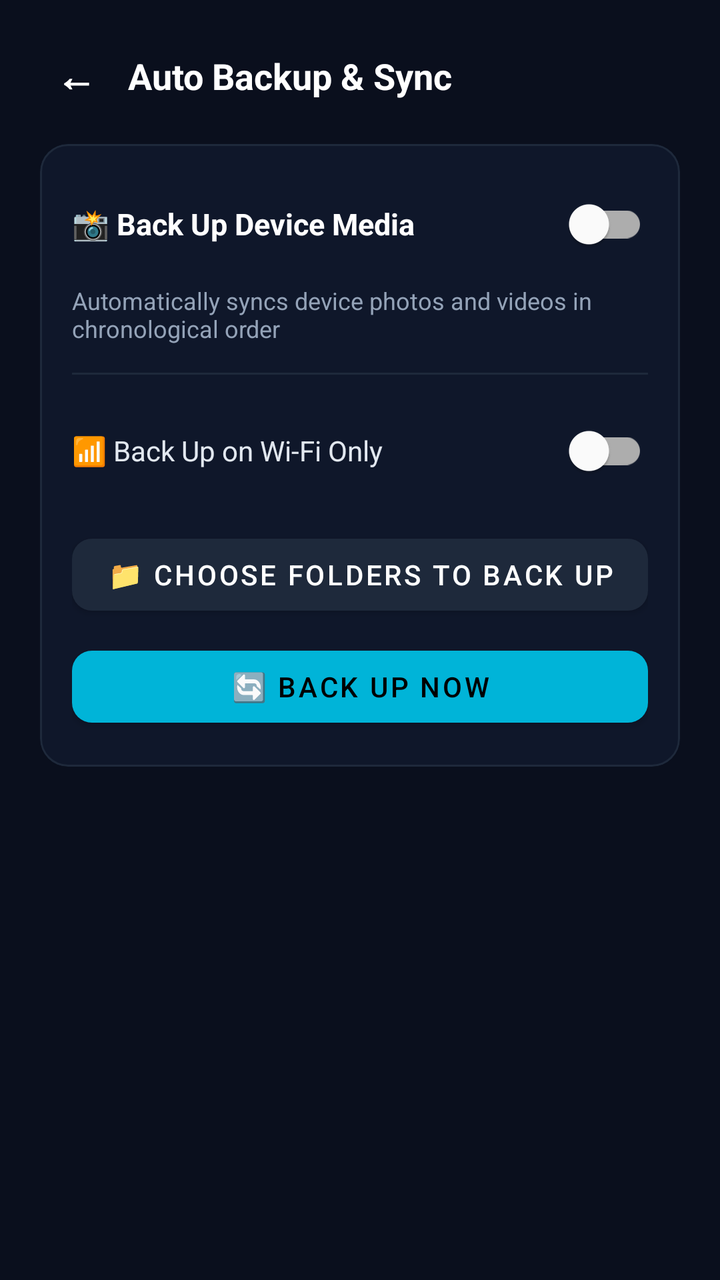
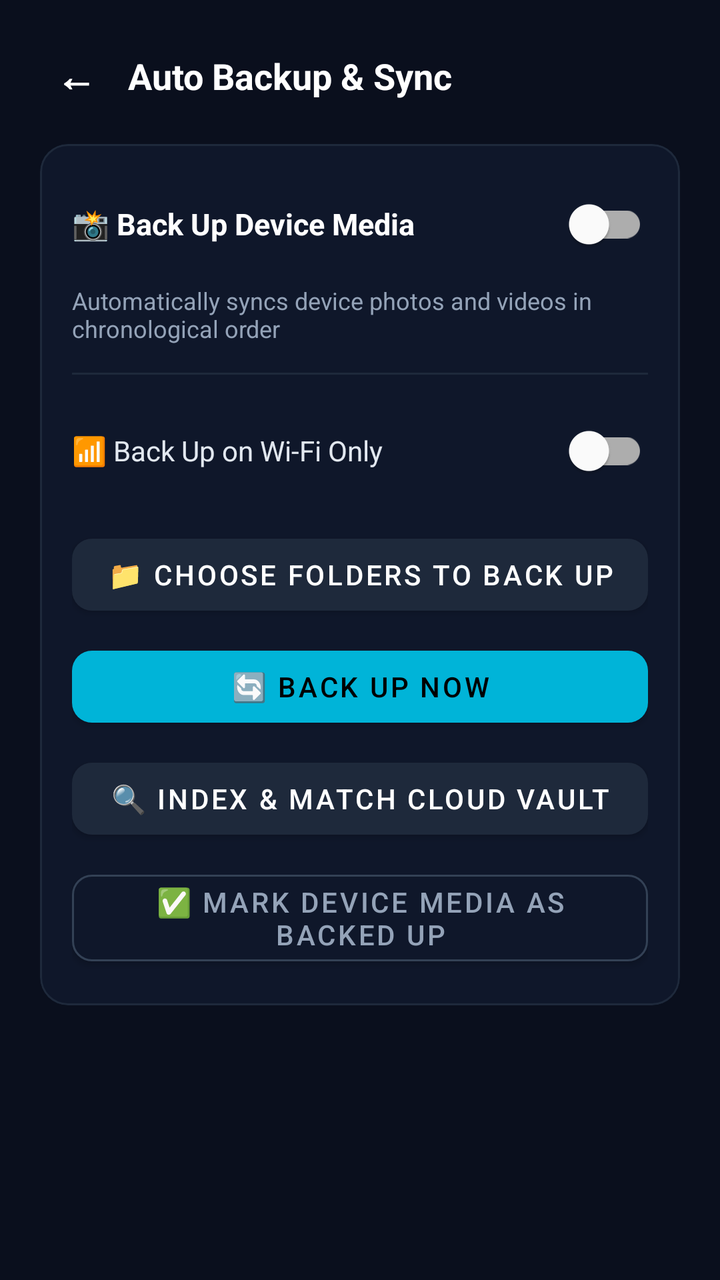

The first picture is an Android layout as it rendered before a commit; the second is the same layout after the commit. The layout source and the unified diff follow.
<!-- AndroidManifest.xml: application theme Theme.CloudVault -->
<!-- res/layout/dialog_autobackup_settings.xml -->
<?xml version="1.0" encoding="utf-8"?>
<ScrollView xmlns:android="http://schemas.android.com/apk/res/android"
    xmlns:app="http://schemas.android.com/apk/res-auto"
    android:layout_width="match_parent"
    android:layout_height="wrap_content"
    android:background="#0A0F1D">

    <LinearLayout
        android:layout_width="match_parent"
        android:layout_height="wrap_content"
        android:orientation="vertical"
        android:padding="20dp">

        
        <LinearLayout
            android:layout_width="match_parent"
            android:layout_height="wrap_content"
            android:orientation="horizontal"
            android:gravity="center_vertical">

            <TextView
                android:id="@+id/btnBackFromAutoBackup"
                android:layout_width="36dp"
                android:layout_height="36dp"
                android:gravity="center"
                android:text="←"
                android:textColor="#FFFFFF"
                android:textSize="20sp"
                android:textStyle="bold"
                android:background="?attr/selectableItemBackgroundBorderless" />

            <TextView
                android:layout_width="0dp"
                android:layout_height="wrap_content"
                android:layout_weight="1"
                android:layout_marginStart="8dp"
                android:text="Auto Backup &amp; Sync"
                android:textColor="#FFFFFF"
                android:textSize="18sp"
                android:textStyle="bold" />
        </LinearLayout>

        
        <com.google.android.material.card.MaterialCardView
            android:layout_width="match_parent"
            android:layout_height="wrap_content"
            android:layout_marginTop="16dp"
            app:cardCornerRadius="14dp"
            app:cardElevation="0dp"
            app:cardBackgroundColor="#0F172A"
            app:strokeColor="#1E293B"
            app:strokeWidth="1dp">

            <LinearLayout
                android:layout_width="match_parent"
                android:layout_height="wrap_content"
                android:orientation="vertical"
                android:padding="16dp">

                <LinearLayout
                    android:layout_width="match_parent"
                    android:layout_height="wrap_content"
                    android:orientation="horizontal"
                    android:gravity="center_vertical">

                    <TextView
                        android:layout_width="0dp"
                        android:layout_height="wrap_content"
                        android:layout_weight="1"
                        android:text="📸 Back Up Device Media"
                        android:textColor="#FFFFFF"
                        android:textSize="15sp"
                        android:textStyle="bold" />

                    <com.google.android.material.switchmaterial.SwitchMaterial
                        android:id="@+id/switchAutoBackup"
                        android:layout_width="wrap_content"
                        android:layout_height="wrap_content"
                        app:useMaterialThemeColors="true" />
                </LinearLayout>

                <TextView
                    android:id="@+id/tvBackupStatus"
                    android:layout_width="match_parent"
                    android:layout_height="wrap_content"
                    android:layout_marginTop="6dp"
                    android:text="Automatically syncs device photos and videos in chronological order"
                    android:textColor="#94A3B8"
                    android:textSize="12sp" />

                <View
                    android:layout_width="match_parent"
                    android:layout_height="1dp"
                    android:layout_marginTop="14dp"
                    android:layout_marginBottom="14dp"
                    android:background="#1E293B" />

                
                <LinearLayout
                    android:layout_width="match_parent"
                    android:layout_height="wrap_content"
                    android:orientation="horizontal"
                    android:gravity="center_vertical">

                    <TextView
                        android:layout_width="0dp"
                        android:layout_height="wrap_content"
                        android:layout_weight="1"
                        android:text="📶 Back Up on Wi-Fi Only"
                        android:textColor="#E2E8F0"
                        android:textSize="14sp" />

                    <com.google.android.material.switchmaterial.SwitchMaterial
                        android:id="@+id/switchWifiOnly"
                        android:layout_width="wrap_content"
                        android:layout_height="wrap_content"
                        app:useMaterialThemeColors="true" />
                </LinearLayout>

                
                <com.google.android.material.button.MaterialButton
                    android:id="@+id/btnSelectFolders"
                    android:layout_width="match_parent"
                    android:layout_height="wrap_content"
                    android:layout_marginTop="14dp"
                    android:text="📁 Choose Folders to Back Up"
                    android:textColor="#FFFFFF"
                    app:backgroundTint="#1E293B"
                    app:cornerRadius="10dp" />

                
                <com.google.android.material.button.MaterialButton
                    android:id="@+id/btnBackupNow"
                    android:layout_width="match_parent"
                    android:layout_height="wrap_content"
                    android:layout_marginTop="8dp"
                    android:text="🔄 Back Up Now"
                    android:textColor="#000000"
                    app:backgroundTint="@color/accent_cyan"
                    app:cornerRadius="10dp" />

            </LinearLayout>
        </com.google.android.material.card.MaterialCardView>

    </LinearLayout>
</ScrollView>
<!-- resources referenced by this layout -->
<resources>
  <color name="accent_cyan">#00B4D8</color>
  <style name="Theme.CloudVault" parent="Theme.MaterialComponents.DayNight.NoActionBar">
          <item name="colorPrimary">@color/accent_blue</item>
          <item name="colorSecondary">@color/accent_cyan</item>
          <item name="android:statusBarColor">@color/bg_dark</item>
          <item name="android:windowBackground">@color/bg_dark</item>
      </style>
  <color name="accent_blue">#1976D2</color>
  <color name="bg_dark">#080E18</color>
</resources>

<!-- the commit's change to res/layout/dialog_autobackup_settings.xml (unified diff, before → after) -->
@@ -139,6 +139,30 @@
                     app:backgroundTint="@color/accent_cyan"
                     app:cornerRadius="10dp" />
 
+                
+                <com.google.android.material.button.MaterialButton
+                    android:id="@+id/btnIndexCloudMedia"
+                    android:layout_width="match_parent"
+                    android:layout_height="wrap_content"
+                    android:layout_marginTop="8dp"
+                    android:text="🔍 Index &amp; Match Cloud Vault"
+                    android:textColor="#FFFFFF"
+                    app:backgroundTint="#1E293B"
+                    app:cornerRadius="10dp" />
+
+                
+                <com.google.android.material.button.MaterialButton
+                    android:id="@+id/btnMarkAllBackedUp"
+                    android:layout_width="match_parent"
+                    android:layout_height="wrap_content"
+                    android:layout_marginTop="8dp"
+                    android:text="✅ Mark Device Media as Backed Up"
+                    android:textColor="#94A3B8"
+                    app:backgroundTint="#0F172A"
+                    app:strokeColor="#334155"
+                    app:strokeWidth="1dp"
+                    app:cornerRadius="10dp" />
+
             </LinearLayout>
         </com.google.android.material.card.MaterialCardView>
 
